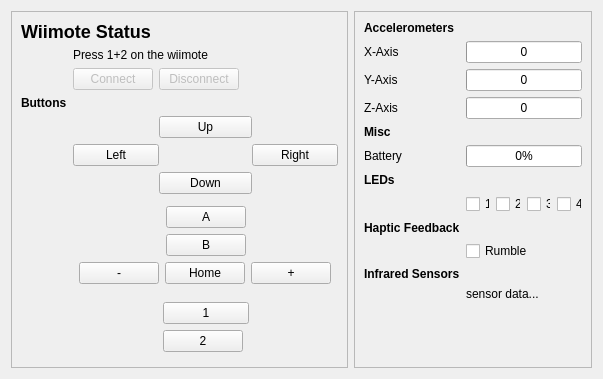
Old version of the form wiimote/wiimoteinterface.ui in the repository KDE/plasma-mediacenter.
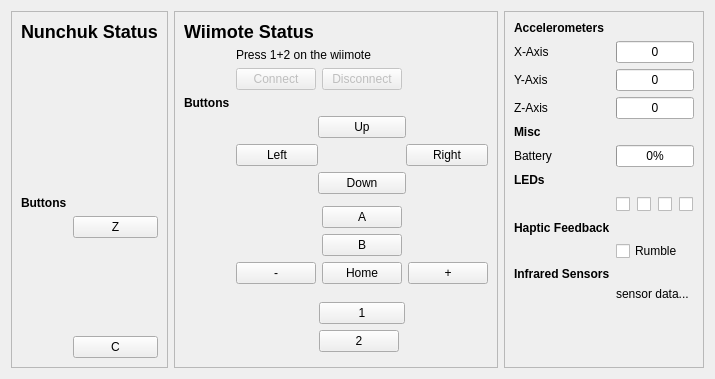
New version of the form. Custom widgets are drawn as their Qt base class.

Commit message: also update the UI to test the wiimote class

```diff
--- a/wiimote/wiimoteinterface.ui
+++ b/wiimote/wiimoteinterface.ui
@@ -11,6 +11,80 @@
    </rect>
   </property>
   <layout class="QHBoxLayout" name="horizontalLayout">
+   <item>
+    <widget class="QFrame" name="frame">
+     <property name="frameShape">
+      <enum>QFrame::StyledPanel</enum>
+     </property>
+     <property name="frameShadow">
+      <enum>QFrame::Raised</enum>
+     </property>
+     <layout class="QFormLayout" name="formLayout_3">
+      <item row="0" column="0" colspan="2">
+       <widget class="QLabel" name="label_19">
+        <property name="text">
+         <string>&lt;!DOCTYPE HTML PUBLIC &quot;-//W3C//DTD HTML 4.0//EN&quot; &quot;http://www.w3.org/TR/REC-html40/strict.dtd&quot;&gt;
+&lt;html&gt;&lt;head&gt;&lt;meta name=&quot;qrichtext&quot; content=&quot;1&quot; /&gt;&lt;style type=&quot;text/css&quot;&gt;
+p, li { white-space: pre-wrap; }
+&lt;/style&gt;&lt;/head&gt;&lt;body style=&quot; font-family:'Droid Sans'; font-size:9pt; font-weight:400; font-style:normal;&quot;&gt;
+&lt;p style=&quot; margin-top:16px; margin-bottom:12px; margin-left:0px; margin-right:0px; -qt-block-indent:0; text-indent:0px;&quot;&gt;&lt;span style=&quot; font-size:x-large; font-weight:600;&quot;&gt;Nunchuk Status&lt;/span&gt;&lt;/p&gt;&lt;/body&gt;&lt;/html&gt;</string>
+        </property>
+       </widget>
+      </item>
+      <item row="1" column="0">
+       <spacer name="verticalSpacer_5">
+        <property name="orientation">
+         <enum>Qt::Vertical</enum>
+        </property>
+        <property name="sizeHint" stdset="0">
+         <size>
+          <width>20</width>
+          <height>57</height>
+         </size>
+        </property>
+       </spacer>
+      </item>
+      <item row="2" column="0">
+       <widget class="QLabel" name="label_20">
+        <property name="text">
+         <string>&lt;b&gt;Buttons&lt;/b&gt;</string>
+        </property>
+       </widget>
+      </item>
+      <item row="3" column="1">
+       <layout class="QVBoxLayout" name="verticalLayout">
+        <item>
+         <widget class="KPushButton" name="nunchukButtonZ">
+          <property name="text">
+           <string>Z</string>
+          </property>
+         </widget>
+        </item>
+        <item>
+         <spacer name="verticalSpacer_4">
+          <property name="orientation">
+           <enum>Qt::Vertical</enum>
+          </property>
+          <property name="sizeHint" stdset="0">
+           <size>
+            <width>20</width>
+            <height>13</height>
+           </size>
+          </property>
+         </spacer>
+        </item>
+        <item>
+         <widget class="KPushButton" name="nunchukButtonC">
+          <property name="text">
+           <string>C</string>
+          </property>
+         </widget>
+        </item>
+       </layout>
+      </item>
+     </layout>
+    </widget>
+   </item>
    <item>
     <widget class="QFrame" name="frame_3">
      <property name="frameShape">
```
Left out of the diff: 20 changed lines with no effect on the pictures. The commit also changes 2 other files.
